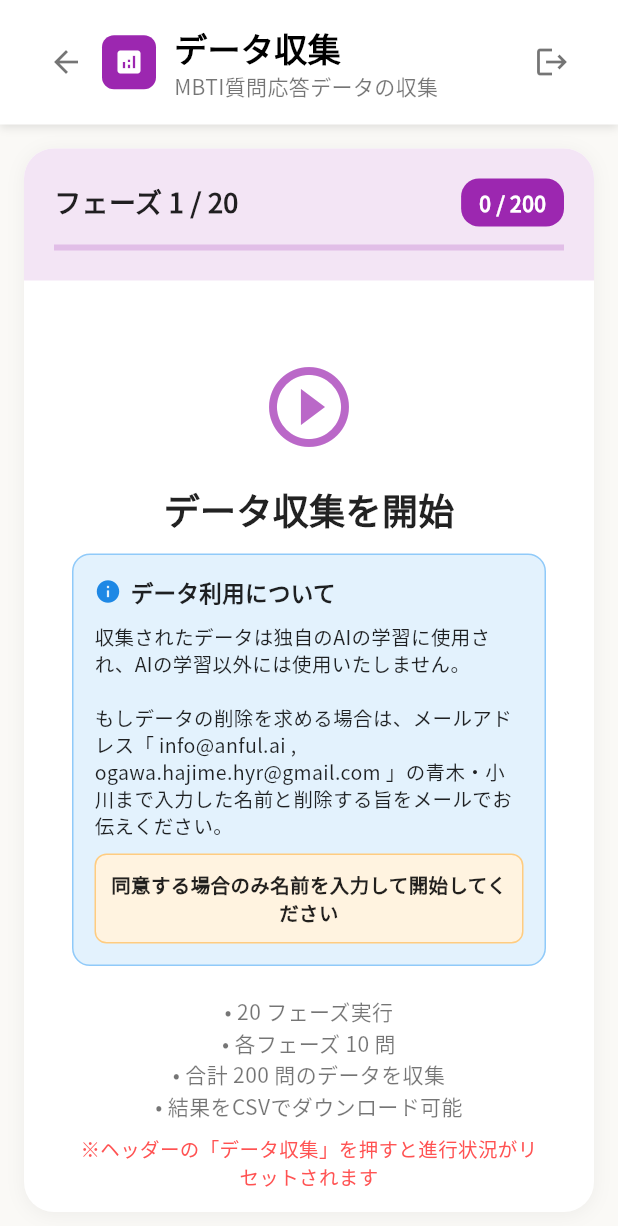
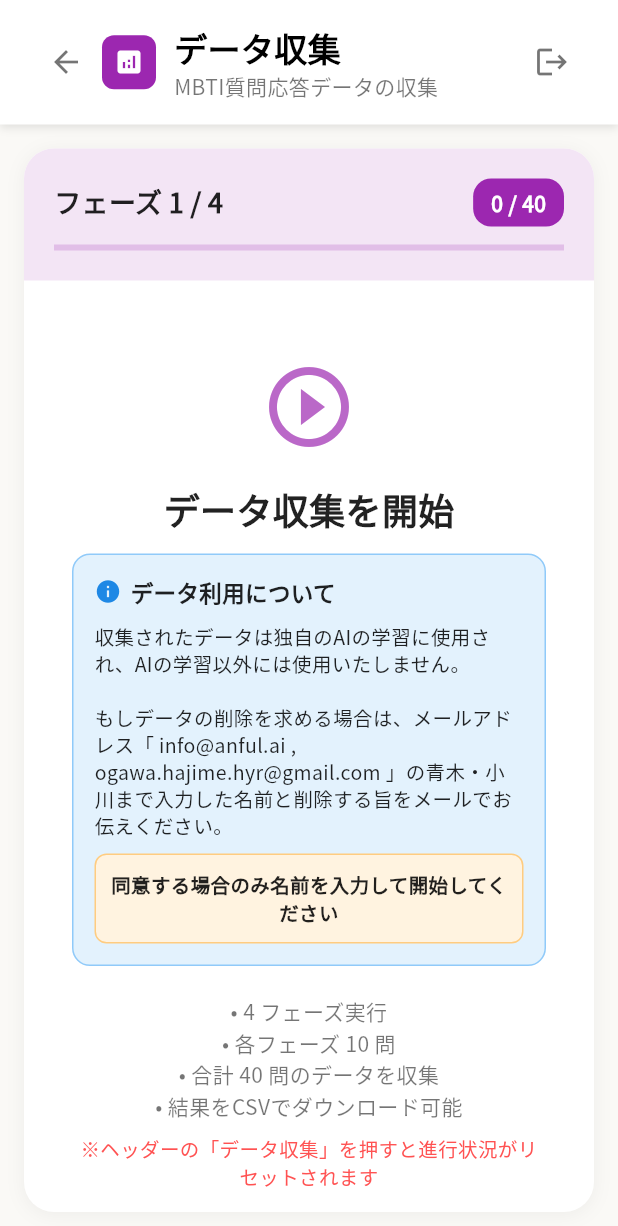
Before and after one commit to edegp/Chat-MBTI, a Flutter app: the screen it shows after launch, on a phone screen of 412 x 824 dp. Shown: the top 1226 px of the screen. Run offline on Flutter 3.47's test engine with Material 3 defaults, Android fonts, the light colour scheme and no system bars; our stand-ins replace csv, firebase_auth, firebase_core, flutter_svg, shared_preferences, url_strategy; missing offline and left inert: universal_html; accounts and stored records are empty.

Commit message:
update phase

```diff
--- a/flutter_ui/lib/data_collection_page.dart
+++ b/flutter_ui/lib/data_collection_page.dart
@@ -52,8 +52,8 @@ class _DataCollectionPageState extends State<DataCollectionPage> {
   // Data collection parameters - 4 MBTI elements with 10 questions each, repeated 5 times
   static const int QUESTIONS_PER_ELEMENT = 10; // 10 questions per MBTI element
   static const int TOTAL_ELEMENTS = 4;         // 4 MBTI elements (Energy, Mind, Nature, Tactics)
-  static const int CYCLES_PER_COLLECTION = 5;  // Repeat 5 times
-  static const int TOTAL_PHASES = TOTAL_ELEMENTS * CYCLES_PER_COLLECTION; // 20 phases total
+  static const int CYCLES_PER_COLLECTION = 1;
+  static const int TOTAL_PHASES = TOTAL_ELEMENTS * CYCLES_PER_COLLECTION; // 4 phases total
 
   // Current state
   int _currentPhase = 1;
```
